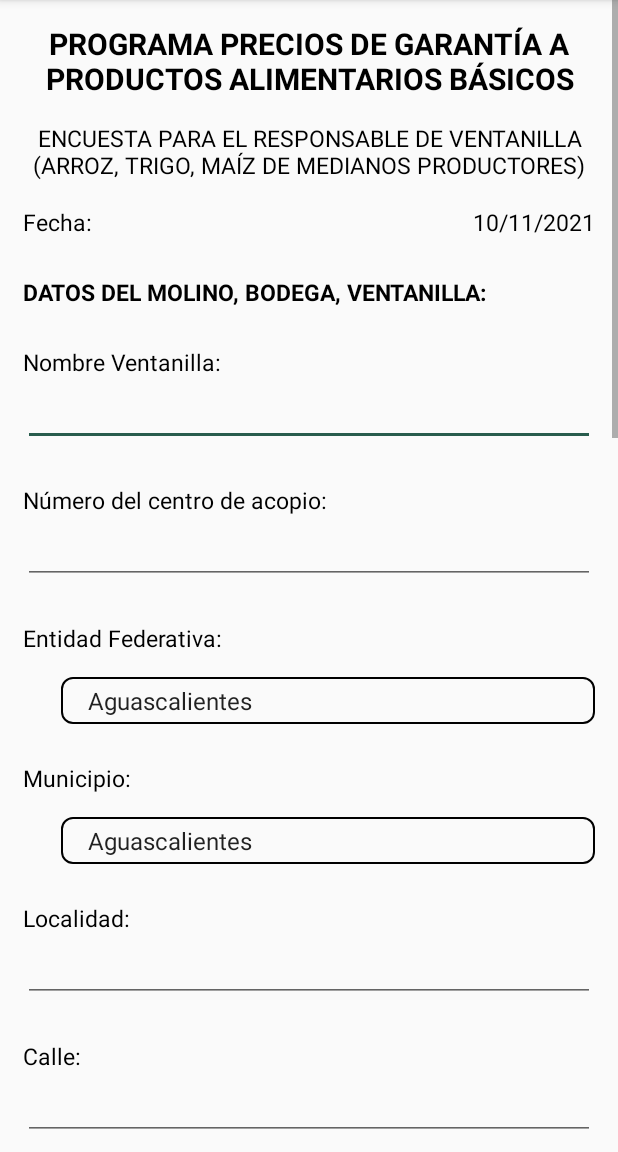
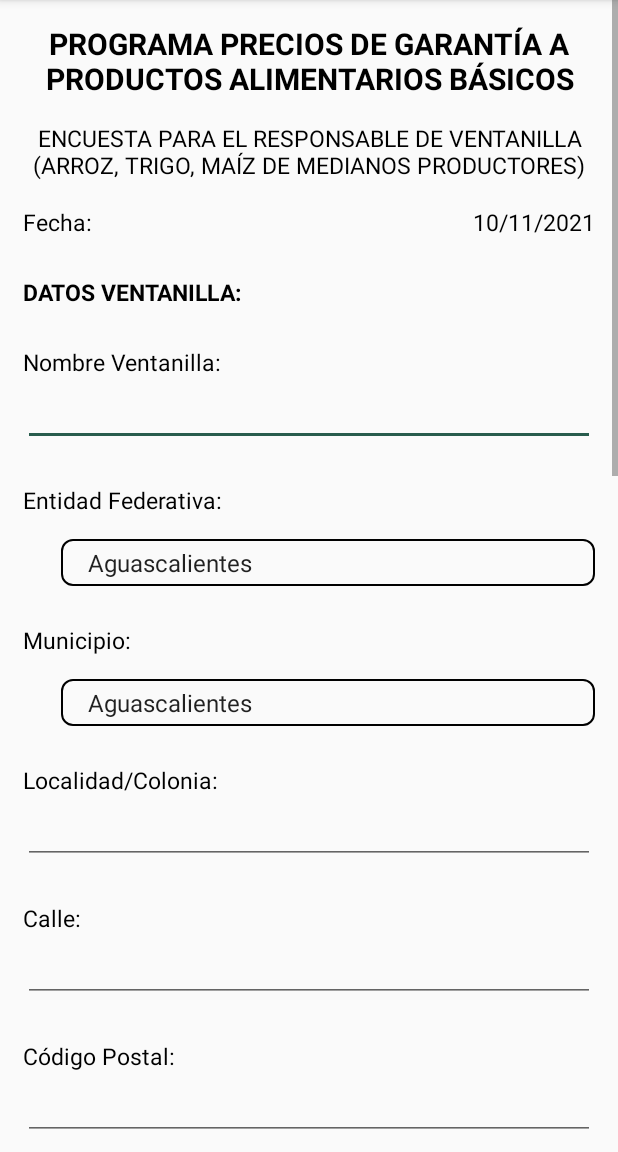
Before and after one commit to Geoberth/Geoespaciales_SEGALMEX, an Android app: the PGOperativoEstimulos screen opened directly, with no data from a screen before it, on a phone screen of 412 x 824 dp, the part 84-1236 px from its top. Run offline under Robolectric (Android 15) with nearby library versions, the phone set to English and light mode, and no system bars.

Commit message:
Cambios en PGOperativo Estimulos y Diconsa fragment

```diff
--- a/app/src/main/java/com/example/geosegalmex/PGOperativoEstimulos/PGOperativoEstimulosBD.java
+++ b/app/src/main/java/com/example/geosegalmex/PGOperativoEstimulos/PGOperativoEstimulosBD.java
@@ -40,7 +40,7 @@ public class PGOperativoEstimulosBD extends SQLiteOpenHelper {
 
         contentValues.put(PGOperativoEstimulos_bd.COLUMN_FOLIO, model.getFolio());
         contentValues.put(PGOperativoEstimulos_bd.COLUMN_FECHA, model.getFecha());
-        contentValues.put(PGOperativoEstimulos_bd.COLUMN_CVEVENTANILLA, model.getCveventanilla());
+
         contentValues.put(PGOperativoEstimulos_bd.COLUMN_VENTANILLA, model.getVentanilla());
         contentValues.put(PGOperativoEstimulos_bd.COLUMN_CVEESTADO, model.getCveestado());
         contentValues.put(PGOperativoEstimulos_bd.COLUMN_ESTADO, model.getEstado());
@@ -58,7 +58,7 @@ public class PGOperativoEstimulosBD extends SQLiteOpenHelper {
         contentValues.put(PGOperativoEstimulos_bd.COLUMN_SEIS, model.getSeis());
         contentValues.put(PGOperativoEstimulos_bd.COLUMN_SIETE, model.getSiete());
         contentValues.put(PGOperativoEstimulos_bd.COLUMN_OCHO, model.getOcho());
-        contentValues.put(PGOperativoEstimulos_bd.COLUMN_NUEVE, model.getNueve());
+
         contentValues.put(PGOperativoEstimulos_bd.COLUMN_FOTO1, model.getFoto1());
         contentValues.put(PGOperativoEstimulos_bd.COLUMN_FOTO2, model.getFoto2());
         contentValues.put(PGOperativoEstimulos_bd.COLUMN_LONGITUD, model.getLongitudGeo());
--- a/app/src/main/res/layout/activity_parbeneficiario.xml
+++ b/app/src/main/res/layout/activity_parbeneficiario.xml
@@ -326,8 +326,6 @@
                     <com.google.android.material.checkbox.MaterialCheckBox	android:onClick="itemClicked" android:enabled="true"	android:layout_marginTop="0dp"	android:layout_width="wrap_content"	android:id="@+id/par_ben_ch47_56"	android:text="Toallas Sanitarias KOTEX"	android:layout_column="0"	android:layout_row="52"	android:layout_height="wrap_content"/>
                     <com.google.android.material.checkbox.MaterialCheckBox	android:onClick="itemClicked" android:enabled="true"	android:layout_marginTop="0dp"	android:layout_width="wrap_content"	android:id="@+id/par_ben_ch47_57"	android:text="Toallas Sanitarias NATURELLA"	android:layout_column="2"	android:layout_row="52"	android:layout_height="wrap_content"/>
 
-
-
                 </GridLayout>
 
             </HorizontalScrollView>
@@ -347,14 +345,12 @@
                 android:orientation="horizontal">
 
                 <RadioButton
-
                     android:id="@+id/par_ben_ra5"
                     android:layout_width="wrap_content"
                     android:layout_height="wrap_content"
                     android:text="Sí" />
 
                 <RadioButton
-
                     android:id="@+id/par_ben_ra6"
                     android:layout_width="wrap_content"
                     android:layout_height="wrap_content"
--- a/app/src/main/res/layout/activity_pgoperativo_estimulos.xml
+++ b/app/src/main/res/layout/activity_pgoperativo_estimulos.xml
@@ -72,7 +72,7 @@
                 android:layout_width="match_parent"
                 android:layout_height="wrap_content"
                 android:layout_marginTop="25dp"
-                android:text="DATOS DEL MOLINO, BODEGA, VENTANILLA:"
+                android:text="DATOS VENTANILLA:"
                 android:textColor="#000000"
                 android:textSize="15sp"
                 android:textStyle="bold" />
@@ -99,6 +99,7 @@
                 android:layout_height="wrap_content"
                 android:layout_marginTop="25dp"
                 android:text="Número del centro de acopio:"
+                android:visibility="gone"
                 android:textColor="#000000"
                 android:textSize="15sp" />
 
@@ -106,6 +107,7 @@
                 android:id="@+id/pg_granos_txtnumcentro"
                 android:layout_width="match_parent"
                 android:layout_height="wrap_content"
+                android:visibility="gone"
                 android:ems="10"/>
 
             <TextView
@@ -154,7 +156,7 @@
                 android:layout_width="match_parent"
                 android:layout_height="wrap_content"
                 android:layout_marginTop="25dp"
-                android:text="Localidad:"
+                android:text="Localidad/Colonia:"
                 android:textColor="#000000"
                 android:textSize="15sp" />
 
@@ -195,6 +197,7 @@
                 android:layout_width="match_parent"
                 android:layout_height="wrap_content"
                 android:ems="10"
+                android:maxLength="5"
                 android:inputType="number" />
 
             <TextView
@@ -309,7 +312,7 @@
                     android:id="@+id/pg_granos_tvTres"
                     android:layout_width="match_parent"
                     android:layout_height="wrap_content"
-                    android:text="3. ¿Cuenta con oficios y/o correos de la notificación a SEGALMEX de la apertura de ventanillas en tiempo?"
+                    android:text="3. ¿Cuenta con oficios y/o correos de la notificación a SEGALMEX para la apertura de ventanillas en tiempo?"
                     android:textColor="#000000"
                     android:textSize="15sp" />
 
@@ -447,7 +450,7 @@
                     android:id="@+id/pg_granos_tvSeis"
                     android:layout_width="match_parent"
                     android:layout_height="wrap_content"
-                    android:text="6. ¿Conoce el procedimiento para registrar a un productor en el padrón?"
+                    android:text="6. ¿Conoce el procedimiento para registrar a un productor en el Programa?"
                     android:textColor="#000000"
                     android:textSize="15sp" />
 
@@ -496,7 +499,7 @@
                 android:layout_height="wrap_content"
                 android:layout_marginTop="5dp"
                 android:enabled="true"
-                android:text="Documento o folio que acredite su registro en el padrón (Censo del Bienestar, Producción para el Bienestar, padrón SEGALMEX)" />
+                android:text="Documento o folio que acredite su registro en el programa (Censo del Bienestar, Producción para el Bienestar, padrón SEGALMEX)" />
 
             <com.google.android.material.checkbox.MaterialCheckBox
                 android:id="@+id/pg_granos_ch2"
@@ -550,11 +553,13 @@
                     android:layout_height="wrap_content"
                     android:text="8. ¿Difundió ante la población las actividades que se llevan a cabo respecto de la Contraloría Social?"
                     android:textColor="#000000"
+                    android:visibility="gone"
                     android:textSize="15sp" />
 
                 <RadioGroup
                     android:layout_width="match_parent"
                     android:layout_height="wrap_content"
+                    android:visibility="gone"
                     android:orientation="horizontal">
 
                     <RadioButton
@@ -594,7 +599,7 @@
                     android:id="@+id/pg_granos_tvNueve"
                     android:layout_width="match_parent"
                     android:layout_height="wrap_content"
-                    android:text="9. ¿Se toman las medidas de salud procedentes para prevenir cualquier enfermedad, especialmente las contagiosas?"
+                    android:text="8. ¿Se toman las medidas de salud procedentes para prevenir cualquier enfermedad, especialmente las contagiosas?"
                     android:textColor="#000000"
                     android:textSize="15sp" />
 
--- a/app/src/main/res/navigation/mobile_navigation.xml
+++ b/app/src/main/res/navigation/mobile_navigation.xml
@@ -32,7 +32,7 @@
     <fragment
     android:id="@+id/nav_liconsa"
     android:name="com.example.geosegalmex.drawer.fragment_drawer.LiconsaPrecios"
-    android:label="Liconsa Precios"
+    android:label="Diconsa Precios"
     tools:layout="@layout/fragment_tools" />
 
 
```
Also changed, not shown: app/src/main/java/com/example/geosegalmex/PGOperativoEstimulos/PGOperativoEstimulos.java (+5 -3 lines), app/src/main/java/com/example/geosegalmex/PGOperativoEstimulos/PGOperativoEstimulos_Model.java (+3 -19 lines), app/src/main/java/com/example/geosegalmex/PGOperativoEstimulos/PGOperativoEstimulos_bd.java (+4 -4 lines).
